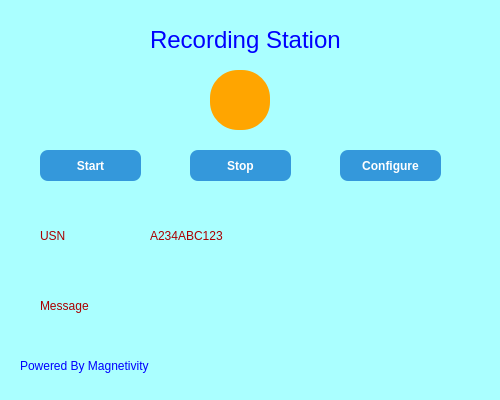
The window that main.ui (jayantsatkar/BoosterPressingVideoCapture) describes before a commit, drawn with Qt 5.
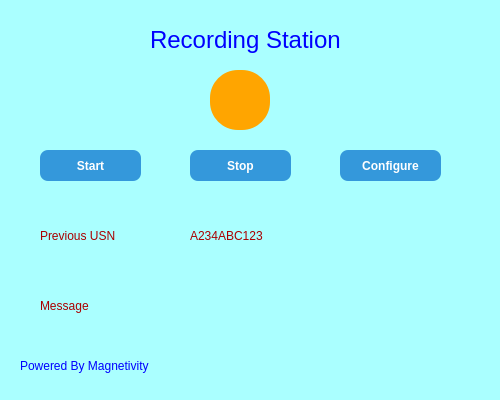
The same window after the commit. Icons and pictures are not drawn.

Commit message: DMC Reading before cycle stop

The edit to the form file:
```diff
--- a/main.ui
+++ b/main.ui
@@ -150,7 +150,7 @@
      <rect>
       <x>40</x>
       <y>220</y>
-      <width>51</width>
+      <width>121</width>
       <height>31</height>
      </rect>
     </property>
@@ -159,7 +159,7 @@
 font: 14pt &quot;Segoe UI&quot;;</string>
     </property>
     <property name="text">
-     <string>USN</string>
+     <string>Previous USN</string>
     </property>
    </widget>
    <widget class="QLabel" name="lblPow">
@@ -182,7 +182,7 @@
    <widget class="QLabel" name="lblUSNText">
     <property name="geometry">
      <rect>
-      <x>150</x>
+      <x>190</x>
       <y>220</y>
       <width>131</width>
       <height>31</height>
```
The commit also changes 1 other file.
